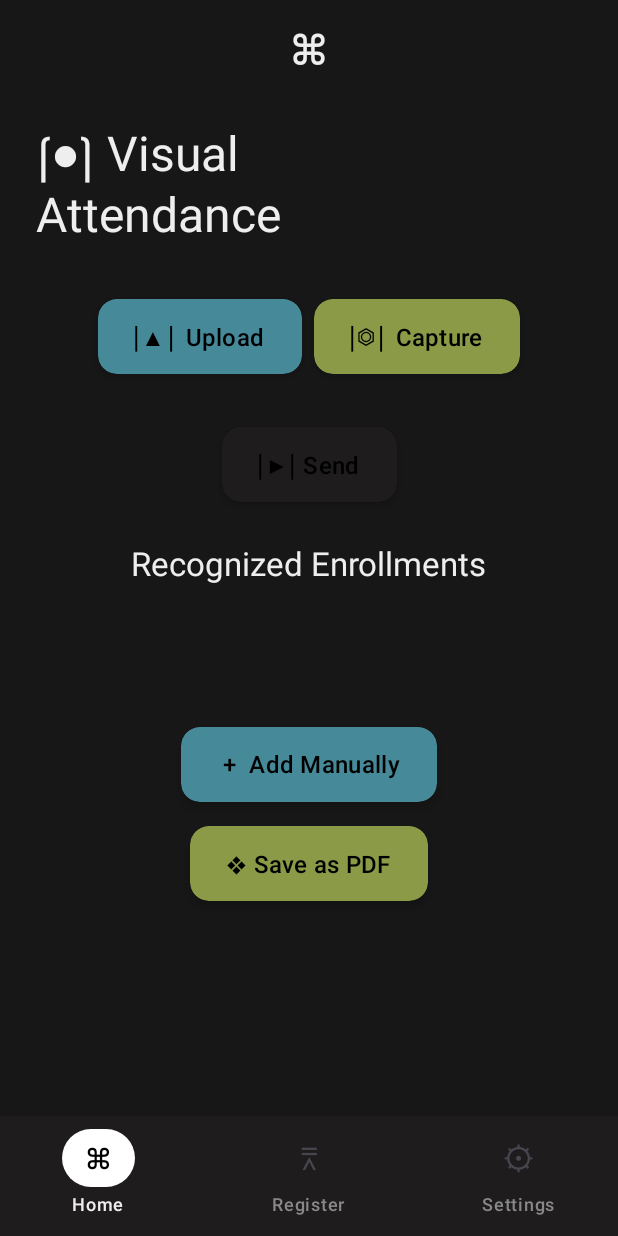
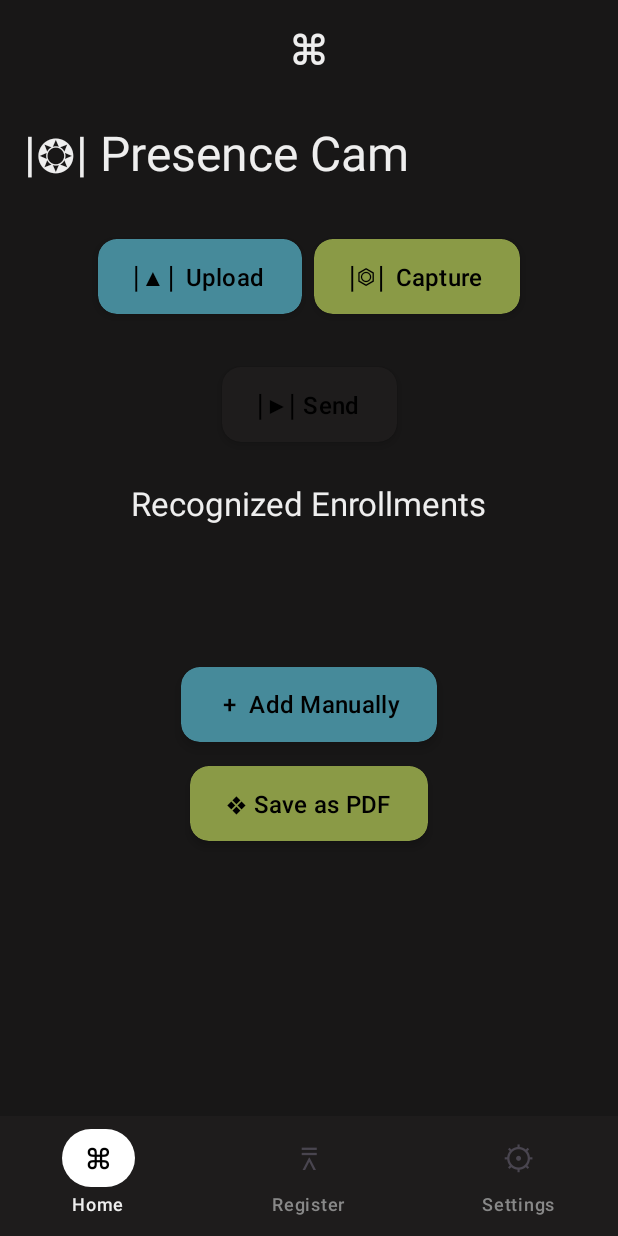
Before and after one commit to vky342/TheBackBenchers-PresenceCam, an Android app built with Jetpack Compose: the screen it shows after launch (MainActivity), on a phone screen of 412 x 824 dp. Run offline under Robolectric (Android 15) with nearby library versions, the phone set to English and light mode, and no system bars; pictures from the network do not load.

Commit message:
Bug fixes

```diff
--- a/app/src/main/AndroidManifest.xml
+++ b/app/src/main/AndroidManifest.xml
@@ -6,6 +6,7 @@
 
     <application
         android:allowBackup="true"
+        android:usesCleartextTraffic="true"
         android:dataExtractionRules="@xml/data_extraction_rules"
         android:fullBackupContent="@xml/backup_rules"
         android:icon="@mipmap/ic_launcher"
--- a/app/src/main/java/com/example/visualattendanceapp/data/models.kt
+++ b/app/src/main/java/com/example/visualattendanceapp/data/models.kt
@@ -91,7 +91,7 @@ object RetrofitInstance {
 
     val api: ApiService by lazy {
         Retrofit.Builder()
-            .baseUrl("https://ankit970606-fast-api.hf.space/")
+            .baseUrl("http://10.239.80.105:8000/")
             .client(okHttpClient)//
             .addConverterFactory(GsonConverterFactory.create())
             .build()
--- a/app/src/main/java/com/example/visualattendanceapp/navigation/screens/HomeScreen.kt
+++ b/app/src/main/java/com/example/visualattendanceapp/navigation/screens/HomeScreen.kt
@@ -184,14 +184,7 @@ fun HomeScreen() {
         horizontalAlignment = Alignment.CenterHorizontally
     ) {
         Text(
-            " ⎧●⎫ Visual",
-            textAlign = TextAlign.Left,
-            modifier = Modifier.fillMaxWidth(),
-            color = Color(238, 238, 238),
-            style = MaterialTheme.typography.headlineLarge
-        )
-        Text(
-            " Attendance",
+            "|❂| Presence Cam",
             textAlign = TextAlign.Left,
             modifier = Modifier.fillMaxWidth(),
             color = Color(238, 238, 238),
@@ -300,6 +293,7 @@ fun HomeScreen() {
                                 }
                             }
                         } catch (e: Exception) {
+                            Log.e("Error","Exception: ${e.message}")
                             Toast.makeText(context, "Exception: ${e.message}", Toast.LENGTH_SHORT)
                                 .show()
                         } finally {
@@ -354,7 +348,7 @@ fun HomeScreen() {
                 .fillMaxWidth()
                 .heightIn(50.dp, 500.dp)
         ) {
-            items(recognizedList) { enrollNo ->
+            items(recognizedList.sorted()) { enrollNo ->
                 Text(
                     "- $enrollNo",
                     modifier = Modifier.fillMaxWidth(),
```
